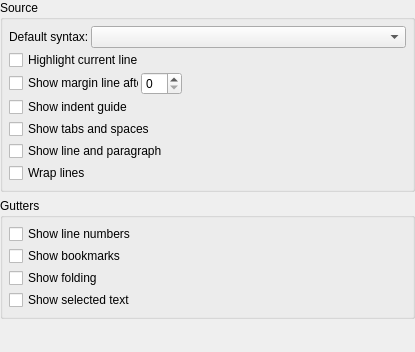
Before: the Qt Designer form resources/ui/configure/editor.ui in prymatex/prymatex, drawn with Qt 5.
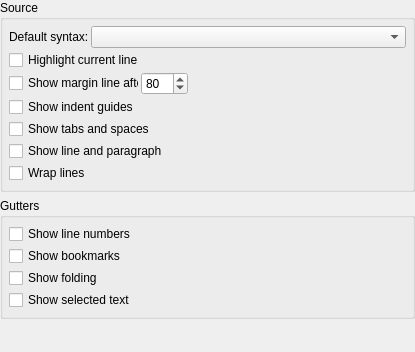
After: the same form once the commit is applied.

Commit message: editor setting ready

Diff of the .ui file:
```diff
--- a/resources/ui/configure/editor.ui
+++ b/resources/ui/configure/editor.ui
@@ -83,6 +83,15 @@
             <height>16777215</height>
            </size>
           </property>
+          <property name="minimum">
+           <number>60</number>
+          </property>
+          <property name="maximum">
+           <number>100</number>
+          </property>
+          <property name="value">
+           <number>80</number>
+          </property>
          </widget>
         </item>
         <item>
@@ -103,7 +112,7 @@
       <item>
        <widget class="QCheckBox" name="checkBoxShowIndentGuide">
         <property name="text">
-         <string>Show indent guide</string>
+         <string>Show indent guides</string>
         </property>
        </widget>
       </item>
```
The commit also changes 2 other files.
